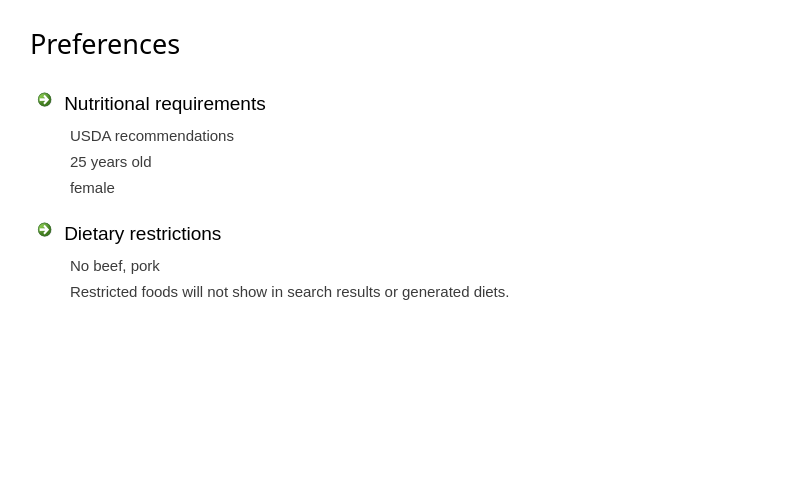
This is ui/ui_prefwidget.ui in josh-minch/spartan as Qt 5 draws it before an edit. The edited form follows.
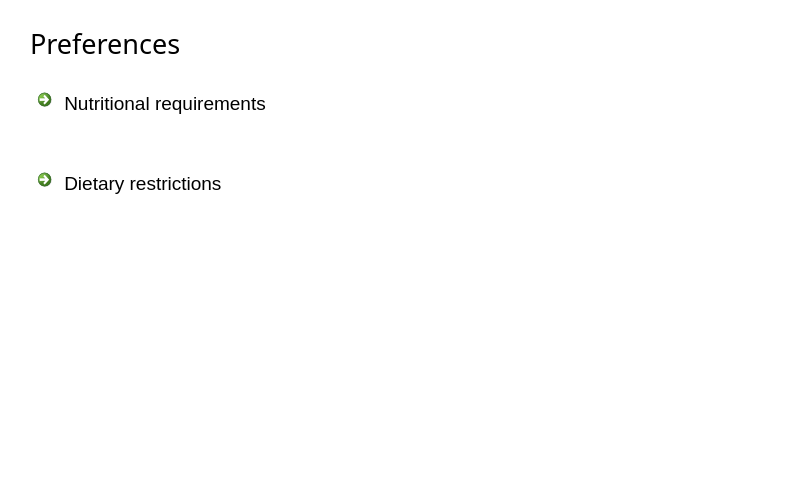
This is the edited form. Icons and pictures are not drawn.

What changed in the file:
```diff
--- a/ui/ui_prefwidget.ui
+++ b/ui/ui_prefwidget.ui
@@ -222,107 +222,7 @@
               </font>
              </property>
              <property name="text">
-              <string>USDA recommendations</string>
-             </property>
-            </widget>
-           </item>
-           <item>
-            <widget class="QLabel" name="label_4">
-             <property name="palette">
-              <palette>
-               <active>
-                <colorrole role="WindowText">
-                 <brush brushstyle="SolidPattern">
-                  <color alpha="255">
-                   <red>59</red>
-                   <green>59</green>
-                   <blue>59</blue>
-                  </color>
-                 </brush>
-                </colorrole>
-               </active>
-               <inactive>
-                <colorrole role="WindowText">
-                 <brush brushstyle="SolidPattern">
-                  <color alpha="255">
-                   <red>59</red>
-                   <green>59</green>
-                   <blue>59</blue>
-                  </color>
-                 </brush>
-                </colorrole>
-               </inactive>
-               <disabled>
-                <colorrole role="WindowText">
-                 <brush brushstyle="SolidPattern">
-                  <color alpha="255">
-                   <red>120</red>
-                   <green>120</green>
-                   <blue>120</blue>
-                  </color>
-                 </brush>
-                </colorrole>
-               </disabled>
-              </palette>
-             </property>
-             <property name="font">
-              <font>
-               <family>Segoe UI</family>
-               <pointsize>11</pointsize>
-              </font>
-             </property>
-             <property name="text">
-              <string>25 years old</string>
-             </property>
-            </widget>
-           </item>
-           <item>
-            <widget class="QLabel" name="label_6">
-             <property name="palette">
-              <palette>
-               <active>
-                <colorrole role="WindowText">
-                 <brush brushstyle="SolidPattern">
-                  <color alpha="255">
-                   <red>59</red>
-                   <green>59</green>
-                   <blue>59</blue>
-                  </color>
-                 </brush>
-                </colorrole>
-               </active>
-               <inactive>
-                <colorrole role="WindowText">
-                 <brush brushstyle="SolidPattern">
-                  <color alpha="255">
-                   <red>59</red>
-                   <green>59</green>
-                   <blue>59</blue>
-                  </color>
-                 </brush>
-                </colorrole>
-               </inactive>
-               <disabled>
-                <colorrole role="WindowText">
-                 <brush brushstyle="SolidPattern">
-                  <color alpha="255">
-                   <red>120</red>
-                   <green>120</green>
-                   <blue>120</blue>
-                  </color>
-                 </brush>
-                </colorrole>
-               </disabled>
-              </palette>
-             </property>
-             <property name="font">
-              <font>
-               <family>Segoe UI</family>
-               <pointsize>11</pointsize>
-              </font>
-             </property>
-             <property name="text">
-              <string>female</string>
+              <string/>
              </property>
             </widget>
            </item>
@@ -435,7 +335,7 @@
               </font>
              </property>
              <property name="text">
-              <string>No beef, pork</string>
+              <string/>
              </property>
             </widget>
            </item>
@@ -485,7 +385,7 @@
               </font>
              </property>
              <property name="text">
-              <string>Restricted foods will not show in search results or generated diets.</string>
+              <string/>
              </property>
             </widget>
            </item>
```
Left out of the diff: 6 changed lines with no effect on the pictures.
